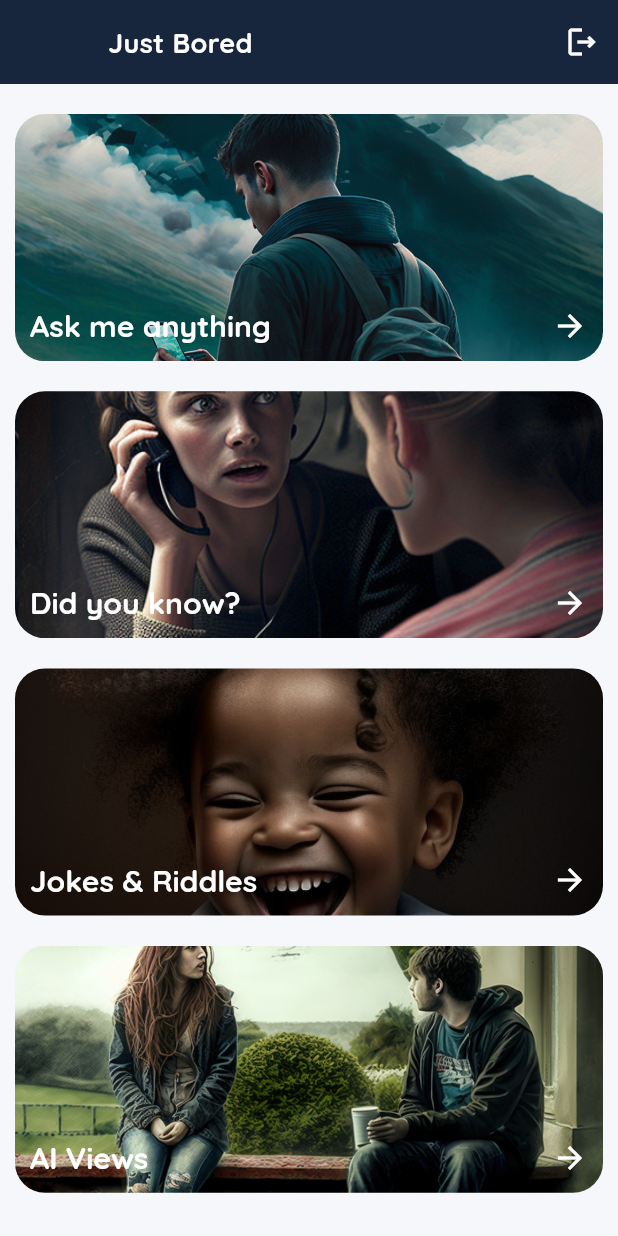
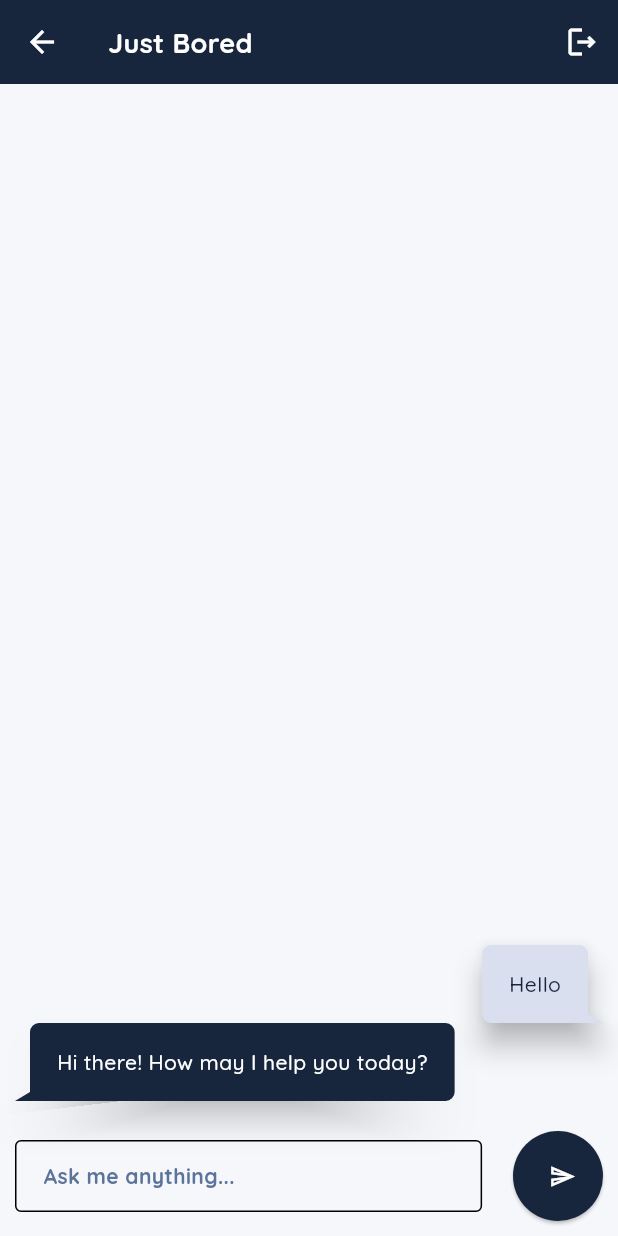
Before and after one commit to DeleMike/just_bored, a Flutter app: the AIHomeScreen screen opened directly, after a tap on "Ask me anything", on a phone screen of 412 x 824 dp. Run offline on Flutter 3.47's test engine with Material 2 defaults, Android fonts, the phone set to English and light mode, and no system bars; drawn by our look-alikes of bubble, grouped_list; our stand-ins replace curved_labeled_navigation_bar, dio, firebase_auth, firebase_core, firebase_database, fluttertoast and 5 more; accounts and stored records are empty; generated files the repository leaves out were written again.

Commit message:
build ama ui screen

```diff
--- a/lib/configs/routes.dart
+++ b/lib/configs/routes.dart
@@ -1,5 +1,6 @@
 import 'package:flutter/material.dart';
 import 'package:just_bored/core/auth/screens/auth_screen.dart';
+import 'package:just_bored/core/dashboard/ai/screens/ama/screens/ama_screen.dart';
 
 import '../core/onboarding/onboarding.dart';
 
@@ -14,10 +15,23 @@ class Routes {
   /// auth path
   static const auth = '/auth';
 
+  /// ama route
+  static const ama = '/ama';
+
+  /// facts routes
+  static const facts = '/facts';
+
+  /// jokes routes
+  static const jokes = '/jokes';
+
+  /// ai views routes
+  static const aiViews = '/aiviews';
+
   Map<String, Widget Function(BuildContext)> generateRoutes(BuildContext context) {
     return {
       onboarding: (ctx) => const OnboardingScreen(),
       auth: (ctx) => const AuthScreen(),
+      ama: (ctx) => const AmaScreen(),
     };
   }
 }
--- a/lib/core/dashboard/ai/providers/ai_category_controller.dart
+++ b/lib/core/dashboard/ai/providers/ai_category_controller.dart
@@ -1,5 +1,6 @@
 import 'package:flutter/material.dart';
 import 'package:just_bored/configs/debug_fns.dart';
+import 'package:just_bored/configs/routes.dart';
 
 /// controls all functions for the AI & You Page
 class AICategoryController with ChangeNotifier {
@@ -16,10 +17,11 @@ class AICategoryController with ChangeNotifier {
   /// 3 - Jokes & Riddles
   ///
   /// 4 - AI Views
-  void controlSelectedAICategory({required categoryCode}) {
+  void controlSelectedAICategory(BuildContext context, {required int categoryCode}) {
     switch (categoryCode) {
       case 1:
         printOut('AMA', 'AICategoryController');
+        Navigator.of(context).pushNamed(Routes.ama);
         break;
       case 2:
         printOut('Did you know?', 'AICategoryController');
@@ -28,7 +30,7 @@ class AICategoryController with ChangeNotifier {
         printOut('Jokes & Riddles', 'AICategoryController');
         break;
       case 4:
-        printOut('AI Views', 'AICategoryController');
+        printOut('Image gen', 'AICategoryController');
         break;
       default:
     }
--- a/lib/core/dashboard/ai/screens/ai_home.dart
+++ b/lib/core/dashboard/ai/screens/ai_home.dart
@@ -34,7 +34,7 @@ class _AIHomeScreenState extends State<AIHomeScreen> {
                   name: 'Ask me anything',
                   imagePath: AssetsImages.manChatting,
                   onPressed: () {
-                    aiControllerReader.controlSelectedAICategory(categoryCode: 1);
+                    aiControllerReader.controlSelectedAICategory(context, categoryCode: 1);
                   },
                 ),
               ),
@@ -42,21 +42,21 @@ class _AIHomeScreenState extends State<AIHomeScreen> {
                 name: 'Did you know?',
                 imagePath: AssetsImages.womanHearingFacts,
                 onPressed: () {
-                  aiControllerReader.controlSelectedAICategory(categoryCode: 2);
+                  aiControllerReader.controlSelectedAICategory(context, categoryCode: 2);
                 },
               ),
               _Category(
                 name: 'Jokes & Riddles',
                 imagePath: AssetsImages.babyLaughing,
                 onPressed: () {
-                  aiControllerReader.controlSelectedAICategory(categoryCode: 3);
+                  aiControllerReader.controlSelectedAICategory(context, categoryCode: 3);
                 },
               ),
               _Category(
-                name: 'AI Views',
+                name: 'Image Gen',
                 imagePath: AssetsImages.shareViews,
                 onPressed: () {
-                  aiControllerReader.controlSelectedAICategory(categoryCode: 4);
+                  aiControllerReader.controlSelectedAICategory(context, categoryCode: 4);
                 },
               ),
             ],
--- /dev/null
+++ b/lib/core/dashboard/ai/screens/ama/models/ama.dart
@@ -0,0 +1,38 @@
+import 'dart:convert';
+
+/// AMA data model
+class Ama {
+  /// AMA data model
+  Ama({required this.id, required this.message, required this.isUser});
+
+  final String id;
+  final String message;
+  final bool isUser;
+
+  /// change to [Ama] data model
+  factory Ama.fromjson(Map<String, dynamic> json) {
+    return Ama(
+      id: json['id'],
+      message: json['message'],
+      isUser: json['is_user'],
+    );
+  }
+
+  /// Convert to json object
+  Map<String, dynamic> toJson() {
+    return {
+      'id': id,
+      'message': message,
+      'is_user': isUser,
+    };
+  }
+
+  @override
+  String toString() {
+    return jsonEncode({
+      'id': id,
+      'message': message,
+       'is_user': isUser,
+    });
+  }
+}
--- /dev/null
+++ b/lib/core/dashboard/ai/screens/ama/screens/ama_screen.dart
@@ -0,0 +1,183 @@
+import 'package:flutter/material.dart';
+import 'package:bubble/bubble.dart';
+import 'package:grouped_list/grouped_list.dart';
+import 'package:just_bored/core/dashboard/ai/screens/ama/models/ama.dart';
+import 'package:just_bored/core/dashboard/ai/screens/ama/providers/ama_controller.dart';
+import 'package:provider/provider.dart';
+
+import '../../../../../../configs/constants.dart';
+import '../../../../../../configs/debug_fns.dart';
+import '../../../../../../widgets/jb_app_bar.dart';
+
+/// contains the UI screen for the AMA session
+class AmaScreen extends StatefulWidget {
+  /// contains the UI screen for the AMA session
+  const AmaScreen({super.key});
+
+  @override
+  State<AmaScreen> createState() => _AmaScreenState();
+}
+
+class _AmaScreenState extends State<AmaScreen> {
+  @override
+  Widget build(BuildContext context) {
+    final amaReader = context.read<AmaController>();
+    final amaWatcher = context.watch<AmaController>();
+    return Scaffold(
+      appBar: JBAppbar(
+        headerText: 'Just Bored',
+        needsABackButton: true,
+        handleBackButtonPress: () {
+          amaReader.reset();
+          Navigator.of(context).pop();
+        },
+        color: kPrimaryColor,
+        iconColor: kWhite,
+      ),
+      body: WillPopScope(
+        onWillPop: () async {
+          amaReader.reset();
+          return true;
+        },
+        child: Column(
+          children: [
+            Expanded(
+              child: Padding(
+                padding: const EdgeInsets.only(left: kPaddingS, right: kPaddingS, bottom: kPaddingS),
+                child: _ChatSpace(controller: amaWatcher),
+              ),
+            ),
+            Padding(
+              padding: const EdgeInsets.all(kPaddingS),
+              child: _ChatInput(controller: amaReader),
+            ),
+          ],
+        ),
+      ),
+    );
+  }
+}
+
+/// displays component for chatting space
+class _ChatSpace extends StatelessWidget {
+  /// displays component for chatting space
+  const _ChatSpace({required this.controller});
+
+  final AmaController controller;
+
+  @override
+  Widget build(BuildContext context) {
+    return GroupedListView<Ama, DateTime>(
+      reverse: true,
+      elements: controller.chats.reversed.toList(),
+      groupBy: (Ama ama) =>
+          DateTime.now(), // to group all the chats at once, since the chat room is a one time thing
+      groupHeaderBuilder: (Ama ama) => SizedBox(height: kScreenHeight(context) * 0.02),
+      itemBuilder: (context, Ama ama) => Align(
+        alignment: ama.isUser ? Alignment.centerRight : Alignment.centerLeft,
+        child: Bubble(
+          nipWidth: kPaddingS,
+          nipHeight: kPaddingS - 4,
+          nip: ama.isUser ? BubbleNip.rightBottom : BubbleNip.leftBottom,
+          color: ama.isUser ? kLightPrimaryColor : kPrimaryColor,
+          elevation: 8,
+          child: Padding(
+            padding: const EdgeInsets.all(kPaddingS),
+            child: Text(ama.message,
+                style: ama.isUser
+                    ? Theme.of(context).textTheme.bodyMedium
+                    : Theme.of(context).textTheme.bodyMedium!.copyWith(color: kWhite)),
+          ),
+        ),
+      ),
+    );
+  }
+}
+
+/// Displays component where users can send their questions
+class _ChatInput extends StatelessWidget {
+  /// Displays component where users can send their questions
+  _ChatInput({required this.controller});
+  final _formKey = GlobalKey<FormState>();
+  final Map<String, String> _userMessage = {};
+  final TextEditingController textEditingController = TextEditingController();
+  final AmaController controller;
+
+  @override
+  Widget build(BuildContext context) {
+    return Form(
+      key: _formKey,
+      child: Row(
+        children: [
+          Flexible(
+            fit: FlexFit.loose,
+            child: SizedBox(
+              //width: kScreenWidth(context) * 0.7,
+              child: SingleChildScrollView(
+                child: TextFormField(
+                  key: const ValueKey('ama'),
+                  keyboardType: TextInputType.text,
+                  minLines: 1,
+                  maxLines: 3,
+                  style: const TextStyle(fontSize: 12),
+                  controller: textEditingController,
+                  decoration: InputDecoration(
+                    contentPadding: const EdgeInsets.symmetric(vertical: 2.0, horizontal: 15.0),
+                    labelText: 'Ask me anything...',
+                    labelStyle: Theme.of(context)
+                        .textTheme
+                        .bodyMedium!
+                        .copyWith(color: kBlueThreeVariantColor, fontWeight: FontWeight.w800),
+                    border: const OutlineInputBorder(),
+                    focusedBorder: const OutlineInputBorder(borderSide: BorderSide(color: kPrimaryColor)),
+                    filled: false,
+                    fillColor: kGrey.withOpacity(0.3),
+                  ),
+                  cursorColor: kPrimaryColor,
+                  textCapitalization: TextCapitalization.sentences,
+                  validator: (value) {
+                    if (value!.isEmpty) {
+                      return 'You cannot send an empty message';
+                    }
+
+                    return null;
+                  },
+                  onSaved: (value) {
+                    if (value != null) {
+                      _userMessage['message'] = value;
+                    } else {
+                      printOut('Tried saving a null message');
+                    }
+                  },
+                ),
+              ),
+            ),
+          ),
+          SizedBox(width: kScreenWidth(context) * 0.05),
+          SizedBox(
+            height: 60,
+            width: 60,
+            child: ElevatedButton(
+              style: ElevatedButton.styleFrom(
+                backgroundColor: kPrimaryColor,
+                shape: const CircleBorder(),
+              ),
+              onPressed: () async {
+                await controller.sendMessage(
+                  context: context,
+                  formKey: _formKey,
+                  messageData: _userMessage,
+                  controller: textEditingController,
+                );
+              },
+              child: const Icon(
+                Icons.send_outlined,
+                color: kWhite,
+              ),
+            ),
+          ),
+        ],
+      ),
+    );
+  }
+}
--- a/lib/core/just_bored.dart
+++ b/lib/core/just_bored.dart
@@ -6,6 +6,7 @@ import 'package:just_bored/configs/routes.dart';
 import 'package:just_bored/core/auth/providers/auth_controller.dart';
 import 'package:just_bored/core/auth/screens/auth_screen.dart';
 import 'package:just_bored/core/dashboard/ai/providers/ai_category_controller.dart';
+import 'package:just_bored/core/dashboard/ai/screens/ama/providers/ama_controller.dart';
 import 'package:just_bored/core/dashboard/home/providers/home_controller.dart';
 import 'package:just_bored/core/dashboard/personal/providers/personal_controller.dart';
 import 'package:just_bored/local/profile_prefs.dart';
@@ -47,8 +48,11 @@ class JustBored extends StatelessWidget {
         ChangeNotifierProvider(
           create: (ctx) => AICategoryController(),
         ),
-         ChangeNotifierProvider(
+        ChangeNotifierProvider(
           create: (ctx) => PersonalController(),
+        ),
+        ChangeNotifierProvider(
+          create: (ctx) => AmaController(),
         ),
       ],
       child: MaterialApp(
--- a/lib/local/profile_prefs.dart
+++ b/lib/local/profile_prefs.dart
@@ -74,4 +74,9 @@ class ProfilePrefs extends ChangeNotifier {
     printOut('reflectionTime = $_reflectionTime', 'Profile');
     return _reflectionTime;
   }
+
+  String getUserId() {
+    String userId = FirebaseAuth.instance.currentUser!.uid;
+    return userId;
+  }
 }
--- a/pubspec.yaml
+++ b/pubspec.yaml
@@ -49,9 +49,12 @@ dependencies:
   lottie: ^2.2.0
   cloud_firestore: ^4.4.3
   firebase_database: ^10.0.14
-  dio: ^5.0.1
+  dio: ^4.0.6
   http: ^0.13.5
   velocity_x: ^3.6.0
+  chat_gpt_sdk: ^2.0.0
+  grouped_list: ^5.1.2
+  bubble: ^1.2.1
 
 dev_dependencies:
   flutter_test:
```
Also changed, not shown: lib/core/dashboard/ai/screens/ama/providers/ama_controller.dart (added, +62 -0 lines), pubspec.lock.
